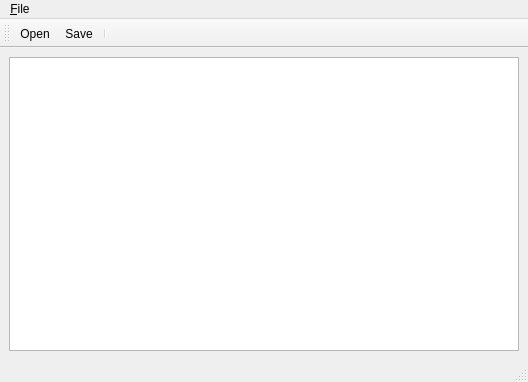
Above: qtgui/csveditor.ui from frabas/DISPLACE_GUI before the change. Below: the same form after it.
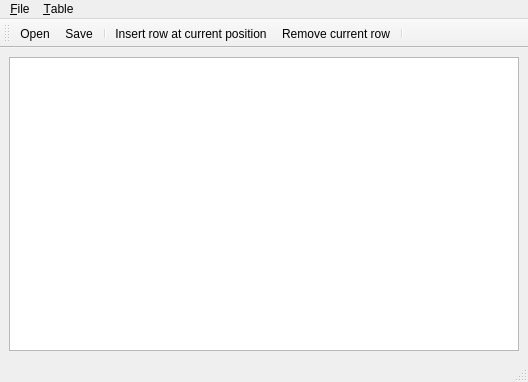
That is the form after the change. Icons and pictures are not drawn.

The edit to the form file:
```diff
--- a/qtgui/csveditor.ui
+++ b/qtgui/csveditor.ui
@@ -48,7 +48,16 @@
     <addaction name="separator"/>
     <addaction name="menuOptions"/>
    </widget>
+   <widget class="QMenu" name="menu_Table">
+    <property name="title">
+     <string>&amp;Table</string>
+    </property>
+    <addaction name="action_Insert_row_at_current_position"/>
+    <addaction name="action_Insert_row_after"/>
+    <addaction name="action_Remove_current_row"/>
+   </widget>
    <addaction name="menu_File"/>
+   <addaction name="menu_Table"/>
   </widget>
   <widget class="QStatusBar" name="statusbar"/>
   <widget class="QToolBar" name="toolBar">
@@ -64,6 +73,9 @@
    <addaction name="action_Open"/>
    <addaction name="action_Save"/>
    <addaction name="separator"/>
+   <addaction name="action_Insert_row_at_current_position"/>
+   <addaction name="action_Remove_current_row"/>
+   <addaction name="separator"/>
   </widget>
   <action name="action_Open">
    <property name="icon">
@@ -91,6 +103,29 @@
     <string>First line as Headers</string>
    </property>
   </action>
+  <action name="action_Insert_row_after">
+   <property name="text">
+    <string>Insert row &amp;after current position</string>
+   </property>
+  </action>
+  <action name="action_Insert_row_at_current_position">
+   <property name="icon">
+    <iconset resource="qtgui.qrc">
+     <normaloff>:/icons/add.png</normaloff>:/icons/add.png</iconset>
+   </property>
+   <property name="text">
+    <string>&amp;Insert row at current position</string>
+   </property>
+  </action>
+  <action name="action_Remove_current_row">
+   <property name="icon">
+    <iconset resource="qtgui.qrc">
+     <normaloff>:/icons/remove.png</normaloff>:/icons/remove.png</iconset>
+   </property>
+   <property name="text">
+    <string>&amp;Remove current row</string>
+   </property>
+  </action>
  </widget>
  <resources>
   <include location="qtgui.qrc"/>
```
